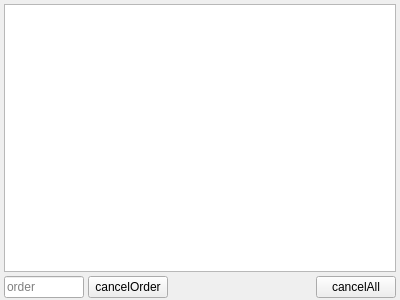
Old version of the form cta/ui/workingorderform.ui in the repository xclxxl414/bftrader.
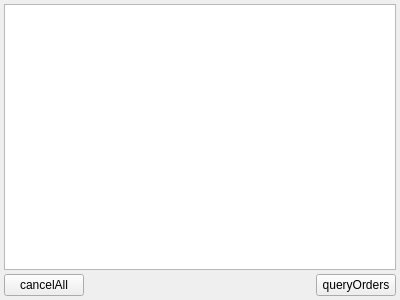
New version of the form.

The edit to the form file:
```diff
--- a/cta/ui/workingorderform.ui
+++ b/cta/ui/workingorderform.ui
@@ -27,42 +27,17 @@
     <number>4</number>
    </property>
    <property name="bottomMargin">
-    <number>2</number>
+    <number>4</number>
    </property>
    <item>
     <widget class="QTableWidget" name="tableWidget"/>
    </item>
    <item>
     <layout class="QHBoxLayout" name="horizontalLayout">
-     <property name="spacing">
-      <number>4</number>
-     </property>
      <item>
-      <widget class="QLineEdit" name="lineEdit">
-       <property name="maximumSize">
-        <size>
-         <width>80</width>
-         <height>16777215</height>
-        </size>
-       </property>
-       <property name="readOnly">
-        <bool>true</bool>
-       </property>
-       <property name="placeholderText">
-        <string>order</string>
-       </property>
-      </widget>
-     </item>
-     <item>
-      <widget class="QPushButton" name="pushButtonCancelOrder">
-       <property name="maximumSize">
-        <size>
-         <width>100</width>
-         <height>16777215</height>
-        </size>
-       </property>
+      <widget class="QPushButton" name="pushButtonCancelAll">
        <property name="text">
-        <string>cancelOrder</string>
+        <string>cancelAll</string>
        </property>
       </widget>
      </item>
@@ -73,16 +48,16 @@
        </property>
        <property name="sizeHint" stdset="0">
         <size>
-         <width>0</width>
+         <width>40</width>
          <height>20</height>
         </size>
        </property>
       </spacer>
      </item>
      <item>
-      <widget class="QPushButton" name="pushButtonCancelAll">
+      <widget class="QPushButton" name="pushButtonQueryOrders">
        <property name="text">
-        <string>cancelAll</string>
+        <string>queryOrders</string>
        </property>
       </widget>
      </item>
```
